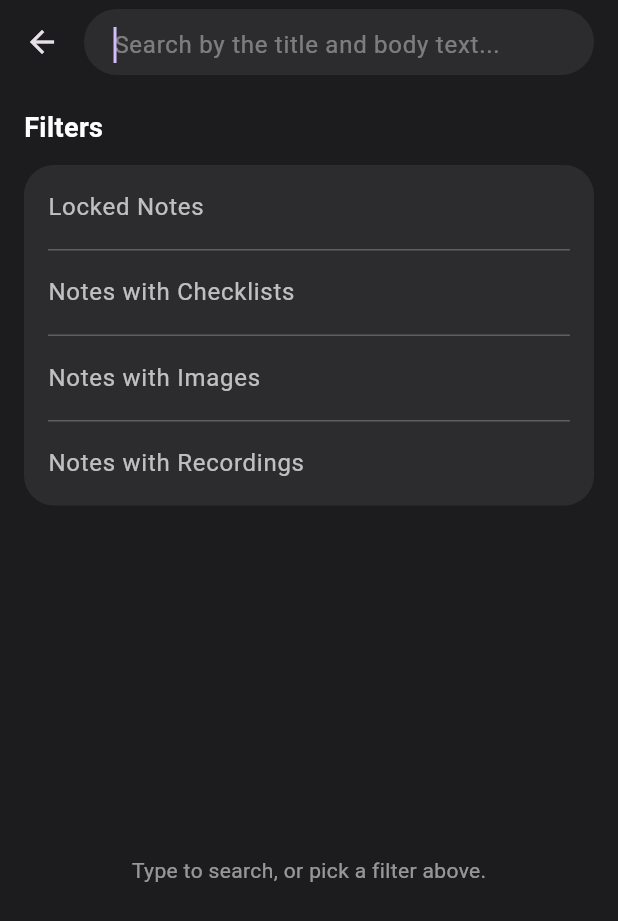
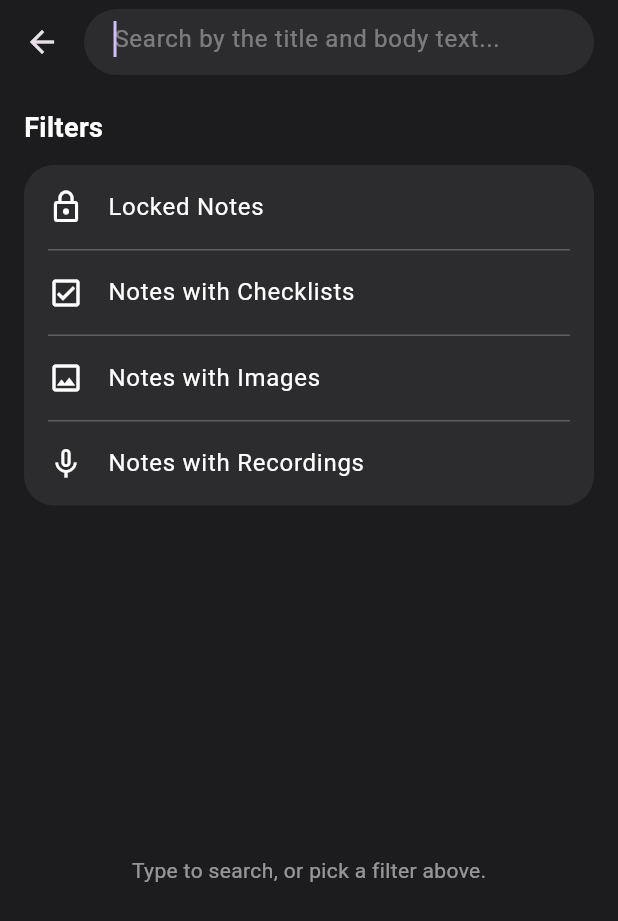
Before and after one commit to mohamedamrsabry/snapnote, a Flutter app: the _SearchView screen opened directly, on a phone screen of 412 x 824 dp. Shown: the top 921 px of the screen. Run offline on Flutter 3.47's test engine with Material 3 defaults, Android fonts, the phone set to English and light mode, and no system bars; our stand-ins replace audioplayers, flutter_slidable, google_fonts, image_picker, permission_handler, share_plus and 2 more; missing offline and left inert: record; accounts and stored records are empty.

Commit message:
Restyle search screen and fix compressed field text
Restyle the search field as a full-width rounded pill and group the
filter rows into one rounded card with inset dividers and their leading
lock/checkbox/image/mic icons. The no-results state uses the cuate
illustration instead of a generic icon.

Filters now hide once a query is typed, matching the no-results design,
but stay visible while only toggling filters with no text, preserving the
earlier fix where picking a filter hid the whole row.

Fix typed text rendering small and top-aligned: the pill had a fixed
height of 44 while the TextField's decoration was not dense, so the
field's default internal padding no longer fit once real text was entered
and got compressed. Adding isDense with explicit vertical contentPadding
makes typed text match the placeholder's size and position.

Co-Authored-By: Claude Opus 5 <noreply@anthropic.com>

```diff
--- a/lib/ui/search_screen.dart
+++ b/lib/ui/search_screen.dart
@@ -2,10 +2,9 @@ import 'package:flutter/material.dart';
 import 'package:provider/provider.dart';
 
 import '../domain/note_repository.dart';
+import 'app_theme_colors.dart';
 import 'note_detail_screen.dart';
 import 'view_models/search_view_model.dart';
-
-const _pillColor = Color(0xFF2C2C2E);
 
 class SearchScreen extends StatelessWidget {
   const SearchScreen({super.key});
@@ -21,16 +20,25 @@ class SearchScreen extends StatelessWidget {
 
 class _FilterInfo {
   final SearchFilter filter;
+  final IconData icon;
   final String label;
 
-  const _FilterInfo(this.filter, this.label);
+  const _FilterInfo(this.filter, this.icon, this.label);
 }
 
 const _filters = [
-  _FilterInfo(SearchFilter.lockedNotes, 'Locked Notes'),
-  _FilterInfo(SearchFilter.checklists, 'Notes with Checklists'),
-  _FilterInfo(SearchFilter.images, 'Notes with Images'),
-  _FilterInfo(SearchFilter.recordings, 'Notes with Recordings'),
+  _FilterInfo(SearchFilter.lockedNotes, Icons.lock_outline, 'Locked Notes'),
+  _FilterInfo(
+    SearchFilter.checklists,
+    Icons.check_box_outlined,
+    'Notes with Checklists',
+  ),
+  _FilterInfo(SearchFilter.images, Icons.image_outlined, 'Notes with Images'),
+  _FilterInfo(
+    SearchFilter.recordings,
+    Icons.mic_none,
+    'Notes with Recordings',
+  ),
 ];
 
 class _SearchView extends StatefulWidget {
@@ -64,21 +72,28 @@ class _SearchViewState extends State<_SearchView> {
           height: 44,
           margin: const EdgeInsets.only(right: 16),
           decoration: BoxDecoration(
-            color: _pillColor,
+            color: pillColor(context),
             borderRadius: BorderRadius.circular(22),
           ),
           child: TextField(
             controller: _controller,
             autofocus: true,
-            style: const TextStyle(color: Colors.white),
+            style: TextStyle(color: primaryTextColor(context)),
             decoration: InputDecoration(
+              isDense: true,
               hintText: 'Search by the title and body text...',
-              hintStyle: const TextStyle(color: Colors.white38),
+              hintStyle: TextStyle(color: secondaryTextColor(context, 0.38)),
               border: InputBorder.none,
-              contentPadding: const EdgeInsets.symmetric(horizontal: 20),
+              contentPadding: const EdgeInsets.symmetric(
+                horizontal: 20,
+                vertical: 12,
+              ),
               suffixIcon: viewModel.query.isNotEmpty
                   ? IconButton(
-                      icon: const Icon(Icons.close, color: Colors.white70),
+                      icon: Icon(
+                        Icons.close,
+                        color: secondaryTextColor(context, 0.7),
+                      ),
                       onPressed: () {
                         _controller.clear();
                         viewModel.clear();
@@ -105,10 +120,10 @@ class _SearchViewState extends State<_SearchView> {
       child: Column(
         crossAxisAlignment: CrossAxisAlignment.start,
         children: [
-          const Text(
+          Text(
             'Filters',
             style: TextStyle(
-              color: Colors.white,
+              color: primaryTextColor(context),
               fontSize: 18,
               fontWeight: FontWeight.bold,
             ),
@@ -116,7 +131,7 @@ class _SearchViewState extends State<_SearchView> {
           const SizedBox(height: 12),
           Container(
             decoration: BoxDecoration(
-              color: _pillColor,
+              color: pillColor(context),
               borderRadius: BorderRadius.circular(20),
             ),
             child: Column(
@@ -125,27 +140,31 @@ class _SearchViewState extends State<_SearchView> {
                   Column(
                     children: [
                       ListTile(
+                        leading: Icon(
+                          info.icon,
+                          color: primaryTextColor(context),
+                        ),
                         title: Text(
                           info.label,
                           style: TextStyle(
-                            color: viewModel.activeFilters.contains(
-                              info.filter,
-                            )
-                                ? Colors.white
-                                : Colors.white70,
+                            color: primaryTextColor(context),
+                            fontSize: 16,
                           ),
                         ),
                         trailing: viewModel.activeFilters.contains(info.filter)
-                            ? const Icon(Icons.check, color: Colors.white)
+                            ? Icon(
+                                Icons.check,
+                                color: primaryTextColor(context),
+                              )
                             : null,
                         onTap: () => viewModel.toggleFilter(info.filter),
                       ),
                       if (info != _filters.last)
-                        const Divider(
+                        Divider(
                           height: 1,
                           indent: 16,
                           endIndent: 16,
-                          color: Colors.white24,
+                          color: secondaryTextColor(context, 0.24),
                         ),
                     ],
                   ),
@@ -159,10 +178,10 @@ class _SearchViewState extends State<_SearchView> {
 
   Widget _buildBody(BuildContext context, SearchViewModel viewModel) {
     if (viewModel.isBrowsing) {
-      return const Center(
+      return Center(
         child: Text(
           'Type to search, or pick a filter above.',
-          style: TextStyle(color: Colors.white54),
+          style: TextStyle(color: secondaryTextColor(context, 0.54)),
         ),
       );
     }
@@ -177,16 +196,19 @@ class _SearchViewState extends State<_SearchView> {
             Image.asset(
               'assets/images/cuate.png',
               width: 260,
-              errorBuilder: (context, error, stackTrace) => const Icon(
+              errorBuilder: (context, error, stackTrace) => Icon(
                 Icons.search_off,
                 size: 96,
-                color: Colors.white24,
+                color: secondaryTextColor(context, 0.24),
               ),
             ),
             const SizedBox(height: 24),
-            const Text(
+            Text(
               'File not found. Try searching again.',
-              style: TextStyle(color: Colors.white70, fontSize: 16),
+              style: TextStyle(
+                color: secondaryTextColor(context, 0.7),
+                fontSize: 16,
+              ),
             ),
           ],
         ),
@@ -200,13 +222,13 @@ class _SearchViewState extends State<_SearchView> {
         return ListTile(
           title: Text(
             note.title.isEmpty ? '(Untitled)' : note.title,
-            style: const TextStyle(color: Colors.white),
+            style: TextStyle(color: primaryTextColor(context)),
           ),
           subtitle: Text(
             note.body,
             maxLines: 1,
             overflow: TextOverflow.ellipsis,
-            style: const TextStyle(color: Colors.white54),
+            style: TextStyle(color: secondaryTextColor(context, 0.54)),
           ),
           onTap: () async {
             await Navigator.of(context).push(
--- a/lib/ui/view_models/search_view_model.dart
+++ b/lib/ui/view_models/search_view_model.dart
@@ -36,7 +36,7 @@ class SearchViewModel extends ChangeNotifier {
           SearchFilter.lockedNotes => note.isLocked,
           SearchFilter.checklists => false,
           SearchFilter.images => note.photoPaths.isNotEmpty,
-          SearchFilter.recordings => note.voiceMemoPath != null,
+          SearchFilter.recordings => note.voiceMemoPaths.isNotEmpty,
         },
       );
       return matchesQuery && matchesFilters;
```
